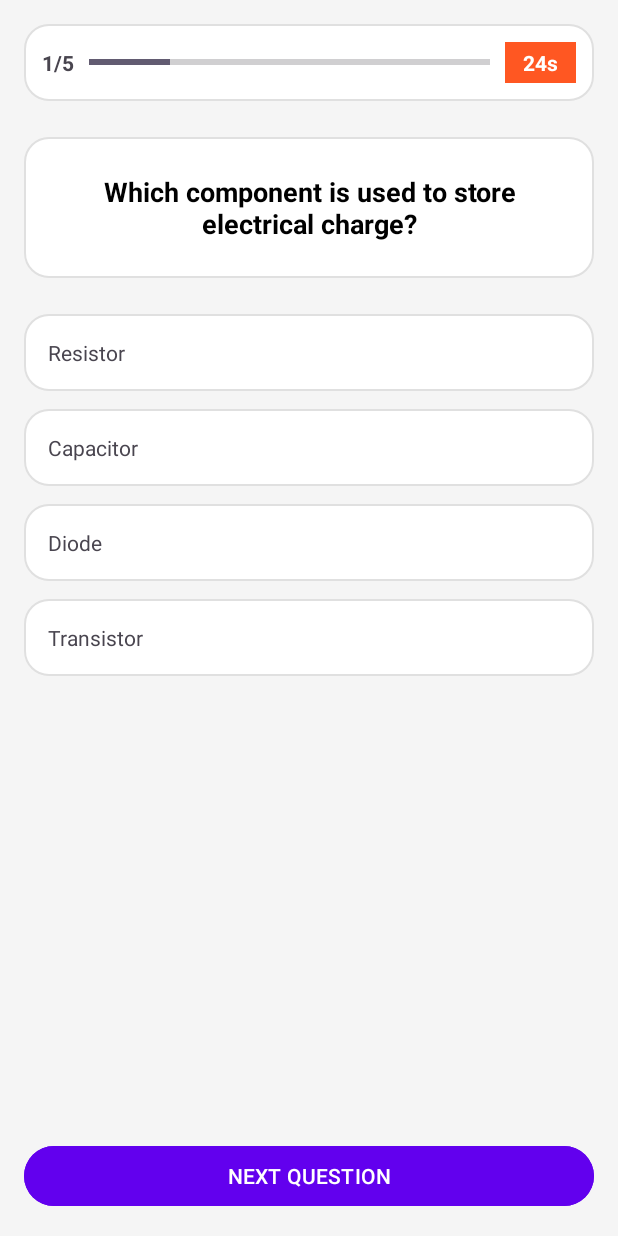
After one commit to ddanji16/ElectroLearnAppSystem, an Android app: the QuizActivity screen opened directly, with no data from a screen before it, on a phone screen of 412 x 824 dp. The commit adds this screen. Run offline under Robolectric (Android 15) with nearby library versions, the phone set to English and light mode, and no system bars.

Commit message:
quiz added

```diff
--- /dev/null
+++ b/app/src/main/java/com/example/electrolearn/Constants.java
@@ -0,0 +1,42 @@
+package com.example.electrolearn;
+
+import java.util.ArrayList;
+
+public class Constants {
+
+    public static ArrayList<QuestionModel> getQuestions() {
+        ArrayList<QuestionModel> list = new ArrayList<>();
+
+        list.add(new QuestionModel(
+                "Which component is used to store electrical charge?",
+                "Resistor", "Capacitor", "Diode", "Transistor",
+                "Capacitor"
+        ));
+
+        list.add(new QuestionModel(
+                "What is the unit of electrical resistance?",
+                "Volt", "Ampere", "Ohm", "Watt",
+                "Ohm"
+        ));
+
+        list.add(new QuestionModel(
+                "Which tool is commonly used to join two metal pieces using a filler metal?",
+                "Soldering Iron", "Multimeter", "Wire Stripper", "Oscilloscope",
+                "Soldering Iron"
+        ));
+
+        list.add(new QuestionModel(
+                "What does LED stand for?",
+                "Light Emitting Diode", "Low Energy Device", "Linear Electric Drive", "Long Emission Data",
+                "Light Emitting Diode"
+        ));
+
+        list.add(new QuestionModel(
+                "Which device allows current to flow in only one direction?",
+                "Resistor", "Switch", "Diode", "Fuse",
+                "Diode"
+        ));
+
+        return list;
+    }
+}
--- a/app/src/main/java/com/example/electrolearn/MainActivity.java
+++ b/app/src/main/java/com/example/electrolearn/MainActivity.java
@@ -30,4 +30,7 @@ public class MainActivity extends AppCompatActivity {
         startActivity(new Intent(getApplicationContext(), LoginActivity.class));
         finish();
     }
+    public void quiz(android.view.View view) {
+        startActivity(new Intent(MainActivity.this, QuizActivity.class));
+    }
 }
--- /dev/null
+++ b/app/src/main/java/com/example/electrolearn/QuestionModel.java
@@ -0,0 +1,26 @@
+package com.example.electrolearn;
+
+public class QuestionModel {
+    private String question;
+    private String option1;
+    private String option2;
+    private String option3;
+    private String option4;
+    private String answer;
+
+    public QuestionModel(String question, String option1, String option2, String option3, String option4, String answer) {
+        this.question = question;
+        this.option1 = option1;
+        this.option2 = option2;
+        this.option3 = option3;
+        this.option4 = option4;
+        this.answer = answer;
+    }
+
+    public String getQuestion() { return question; }
+    public String getOption1() { return option1; }
+    public String getOption2() { return option2; }
+    public String getOption3() { return option3; }
+    public String getOption4() { return option4; }
+    public String getAnswer() { return answer; }
+}
--- /dev/null
+++ b/app/src/main/java/com/example/electrolearn/QuizActivity.java
@@ -0,0 +1,146 @@
+package com.example.electrolearn;
+
+import android.content.Intent;
+import android.graphics.Color;
+import android.os.Bundle;
+import android.os.CountDownTimer;
+import android.view.View;
+import android.widget.Button;
+import android.widget.ProgressBar;
+import android.widget.TextView;
+import android.widget.Toast;
+import androidx.appcompat.app.AppCompatActivity;
+
+import com.example.electrolearn.R;
+
+import java.util.ArrayList;
+
+public class QuizActivity extends AppCompatActivity implements View.OnClickListener {
+
+    private ArrayList<QuestionModel> questionsList;
+    private int currentQuestionIndex = 0;
+    private String selectedAnswer = "";
+    private int score = 0;
+
+    // UI Components
+    private TextView tvQuestion, tvProgress, tvTimer;
+    private TextView opt1, opt2, opt3, opt4;
+    private ProgressBar progressBar;
+    private Button btnNext;
+
+    private CountDownTimer timer;
+
+    @Override
+    protected void onCreate(Bundle savedInstanceState) {
+        super.onCreate(savedInstanceState);
+        setContentView(R.layout.activity_quiz);
+
+        // Initialize Views
+        tvQuestion = findViewById(R.id.tv_question);
+        tvProgress = findViewById(R.id.tv_progress_text);
+        tvTimer = findViewById(R.id.tv_timer);
+        progressBar = findViewById(R.id.progressBar);
+
+        opt1 = findViewById(R.id.tv_option1);
+        opt2 = findViewById(R.id.tv_option2);
+        opt3 = findViewById(R.id.tv_option3);
+        opt4 = findViewById(R.id.tv_option4);
+        btnNext = findViewById(R.id.btn_next);
+
+        // Load Questions
+        questionsList = com.example.electrolearn.Constants.getQuestions();
+
+        // Set Listeners
+        opt1.setOnClickListener(this);
+        opt2.setOnClickListener(this);
+        opt3.setOnClickListener(this);
+        opt4.setOnClickListener(this);
+
+        btnNext.setOnClickListener(v -> {
+            if (selectedAnswer.isEmpty()) {
+                Toast.makeText(this, "Please select an answer", Toast.LENGTH_SHORT).show();
+                return;
+            }
+            checkAnswer();
+            currentQuestionIndex++;
+            if (currentQuestionIndex < questionsList.size()) {
+                loadQuestion();
+            } else {
+                finishQuiz();
+            }
+        });
+
+        loadQuestion();
+    }
+
+    private void loadQuestion() {
+        // Reset selections
+        selectedAnswer = "";
+        resetOptionsStyle();
+
+        // Update UI data
+        QuestionModel q = questionsList.get(currentQuestionIndex);
+        tvQuestion.setText(q.getQuestion());
+        opt1.setText(q.getOption1());
+        opt2.setText(q.getOption2());
+        opt3.setText(q.getOption3());
+        opt4.setText(q.getOption4());
+
+        // Update Progress
+        int progress = (int) (((float) (currentQuestionIndex + 1) / questionsList.size()) * 100);
+        tvProgress.setText((currentQuestionIndex + 1) + "/" + questionsList.size());
+        progressBar.setProgress(progress);
+
+        startTimer();
+    }
+
+    private void startTimer() {
+        if (timer != null) timer.cancel();
+
+        // 25 seconds per question
+        timer = new CountDownTimer(25000, 1000) {
+            public void onTick(long millisUntilFinished) {
+                tvTimer.setText(millisUntilFinished / 1000 + "s");
+            }
+
+            public void onFinish() {
+                // Time up logic: Auto-move or mark wrong
+                Toast.makeText(QuizActivity.this, "Time's up!", Toast.LENGTH_SHORT).show();
+                // Optionally move to next question automatically here
+            }
+        }.start();
+    }
+
+    @Override
+    public void onClick(View v) {
+        resetOptionsStyle();
+        TextView selected = (TextView) v;
+        selectedAnswer = selected.getText().toString();
+
+        // Highlight selected option
+        selected.setBackgroundResource(R.drawable.bg_option_selected);
+    }
+
+    private void resetOptionsStyle() {
+        opt1.setBackgroundResource(R.drawable.bg_option_default);
+        opt2.setBackgroundResource(R.drawable.bg_option_default);
+        opt3.setBackgroundResource(R.drawable.bg_option_default);
+        opt4.setBackgroundResource(R.drawable.bg_option_default);
+    }
+
+    private void checkAnswer() {
+        QuestionModel q = questionsList.get(currentQuestionIndex);
+        if (selectedAnswer.equals(q.getAnswer())) {
+            score++;
+        }
+    }
+
+    private void finishQuiz() {
+        if (timer != null) timer.cancel();
+        Intent intent = new Intent(this, ResultActivity.class);
+        intent.putExtra("SCORE", score);
+        intent.putExtra("TOTAL", questionsList.size());
+        startActivity(intent);
+        finish();
+    }
+}
--- /dev/null
+++ b/app/src/main/res/drawable/bg_option_default.xml
@@ -0,0 +1,5 @@
+<shape xmlns:android="http://schemas.android.com/apk/res/android" android:shape="rectangle">
+    <solid android:color="#FFFFFF"/>
+    <corners android:radius="16dp"/>
+    <stroke android:width="1dp" android:color="#E0E0E0"/>
+</shape>
--- /dev/null
+++ b/app/src/main/res/drawable/bg_option_selected.xml
@@ -0,0 +1,5 @@
+<shape xmlns:android="http://schemas.android.com/apk/res/android" android:shape="rectangle">
+    <solid android:color="#F0F4FF"/>
+    <corners android:radius="16dp"/>
+    <stroke android:width="2dp" android:color="#6200EE"/>
+</shape>
--- a/app/src/main/res/layout/activity_main.xml
+++ b/app/src/main/res/layout/activity_main.xml
@@ -46,7 +46,8 @@
             android:layout_height="wrap_content"
             android:layout_marginBottom="12dp"
             app:cardCornerRadius="16dp"
-            app:cardElevation="6dp">
+            app:cardElevation="6dp"
+            android:onClick="quiz">
 
             <LinearLayout
                 android:layout_width="match_parent"
--- /dev/null
+++ b/app/src/main/res/layout/activity_quiz.xml
@@ -0,0 +1,115 @@
+<?xml version="1.0" encoding="utf-8"?>
+<LinearLayout xmlns:android="http://schemas.android.com/apk/res/android"
+    android:layout_width="match_parent"
+    android:layout_height="match_parent"
+    android:orientation="vertical"
+    android:background="#F5F5F5"
+    android:padding="16dp">
+
+    <LinearLayout
+        android:layout_width="match_parent"
+        android:layout_height="wrap_content"
+        android:orientation="horizontal"
+        android:gravity="center_vertical"
+        android:background="@drawable/bg_option_default"
+        android:padding="12dp"
+        android:layout_marginBottom="24dp">
+
+        <TextView
+            android:id="@+id/tv_progress_text"
+            android:layout_width="wrap_content"
+            android:layout_height="wrap_content"
+            android:text="1/5"
+            android:textStyle="bold"
+            android:textSize="14sp"/>
+
+        <ProgressBar
+            android:id="@+id/progressBar"
+            style="?android:attr/progressBarStyleHorizontal"
+            android:layout_width="0dp"
+            android:layout_height="wrap_content"
+            android:layout_weight="1"
+            android:layout_marginHorizontal="10dp"
+            android:progress="20"
+            android:max="100"/>
+
+        <TextView
+            android:id="@+id/tv_timer"
+            android:layout_width="wrap_content"
+            android:layout_height="wrap_content"
+            android:text="25s"
+            android:background="#FF5722"
+            android:textColor="#FFF"
+            android:paddingHorizontal="12dp"
+            android:paddingVertical="4dp"
+            android:textStyle="bold"
+            android:textSize="14sp"/>
+    </LinearLayout>
+
+    <TextView
+        android:id="@+id/tv_question"
+        android:layout_width="match_parent"
+        android:layout_height="wrap_content"
+        android:background="@drawable/bg_option_default"
+        android:padding="24dp"
+        android:text="Question text goes here?"
+        android:textColor="#000"
+        android:textSize="18sp"
+        android:textStyle="bold"
+        android:gravity="center"
+        android:layout_marginBottom="24dp"/>
+
+    <TextView
+        android:id="@+id/tv_option1"
+        android:layout_width="match_parent"
+        android:layout_height="wrap_content"
+        android:background="@drawable/bg_option_default"
+        android:padding="16dp"
+        android:text="Option A"
+        android:layout_marginBottom="12dp"
+        android:gravity="center_vertical"/>
+
+    <TextView
+        android:id="@+id/tv_option2"
+        android:layout_width="match_parent"
+        android:layout_height="wrap_content"
+        android:background="@drawable/bg_option_default"
+        android:padding="16dp"
+        android:text="Option B"
+        android:layout_marginBottom="12dp"
+        android:gravity="center_vertical"/>
+
+    <TextView
+        android:id="@+id/tv_option3"
+        android:layout_width="match_parent"
+        android:layout_height="wrap_content"
+        android:background="@drawable/bg_option_default"
+        android:padding="16dp"
+        android:text="Option C"
+        android:layout_marginBottom="12dp"
+        android:gravity="center_vertical"/>
+
+    <TextView
+        android:id="@+id/tv_option4"
+        android:layout_width="match_parent"
+        android:layout_height="wrap_content"
+        android:background="@drawable/bg_option_default"
+        android:padding="16dp"
+        android:text="Option D"
+        android:layout_marginBottom="24dp"
+        android:gravity="center_vertical"/>
+
+    <Space
+        android:layout_width="match_parent"
+        android:layout_height="0dp"
+        android:layout_weight="1"/>
+
+    <Button
+        android:id="@+id/btn_next"
+        android:layout_width="match_parent"
+        android:layout_height="wrap_content"
+        android:text="NEXT QUESTION"
+        android:backgroundTint="#6200EE"
+        android:textColor="#FFF"/>
+
+</LinearLayout>
```
Also changed, not shown: app/src/main/AndroidManifest.xml (+8 -0 lines), app/src/main/java/com/example/electrolearn/ResultActivity.java (added, +33 -0 lines), app/src/main/res/drawable/circular_progress.xml (added, +28 -0 lines), app/src/main/res/layout/activity_result.xml (added, +86 -0 lines).
